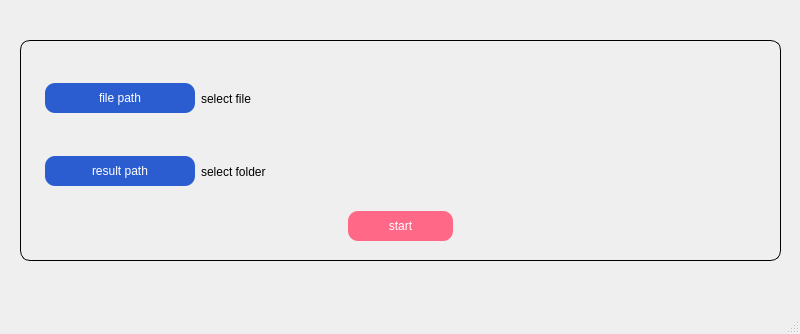
Before: the Qt Designer form src/app.ui in alireza-da/TraumaDetectionProject, drawn with Qt 5.
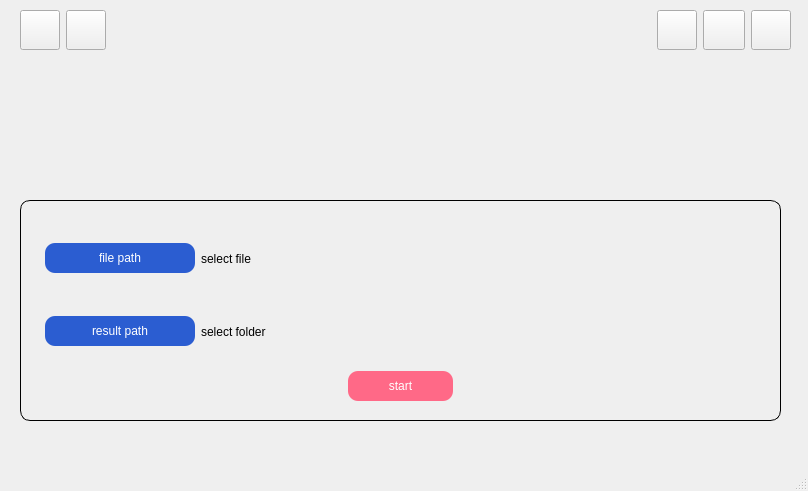
After: the same form once the commit is applied. Icons and pictures are not drawn.

```diff
--- a/src/app.ui
+++ b/src/app.ui
@@ -6,8 +6,8 @@
    <rect>
     <x>0</x>
     <y>0</y>
-    <width>800</width>
-    <height>334</height>
+    <width>808</width>
+    <height>491</height>
    </rect>
   </property>
   <property name="windowTitle">
@@ -25,7 +25,7 @@
     <property name="geometry">
      <rect>
       <x>20</x>
-      <y>40</y>
+      <y>200</y>
       <width>761</width>
       <height>221</height>
      </rect>
@@ -138,6 +138,113 @@
      </item>
     </layout>
    </widget>
+   <widget class="QWidget" name="horizontalLayoutWidget">
+    <property name="geometry">
+     <rect>
+      <x>20</x>
+      <y>10</y>
+      <width>771</width>
+      <height>41</height>
+     </rect>
+    </property>
+    <layout class="QHBoxLayout" name="horizontalLayout">
+     <item>
+      <layout class="QHBoxLayout" name="horizontalLayout_2">
+       <item>
+        <widget class="QPushButton" name="logo_home">
+         <property name="maximumSize">
+          <size>
+           <width>40</width>
+           <height>40</height>
+          </size>
+         </property>
+         <property name="styleSheet">
+          <string notr="true">background-image: url(&quot;src/assets/home.jpg&quot;);</string>
+         </property>
+         <property name="text">
+          <string/>
+         </property>
+        </widget>
+       </item>
+       <item>
+        <widget class="QPushButton" name="logo_history">
+         <property name="maximumSize">
+          <size>
+           <width>40</width>
+           <height>40</height>
+          </size>
+         </property>
+         <property name="styleSheet">
+          <string notr="true">background-image: url(&quot;src/assets/home.jpg&quot;);</string>
+         </property>
+         <property name="text">
+          <string/>
+         </property>
+        </widget>
+       </item>
+      </layout>
+     </item>
+     <item>
+      <widget class="QLabel" name="label">
+       <property name="text">
+        <string/>
+       </property>
+      </widget>
+     </item>
+     <item>
+      <layout class="QHBoxLayout" name="horizontalLayout_3">
+       <item>
+        <widget class="QPushButton" name="logo_email">
+         <property name="maximumSize">
+          <size>
+           <width>40</width>
+           <height>40</height>
+          </size>
+         </property>
+         <property name="styleSheet">
+          <string notr="true">background-image: url(&quot;src/assets/home.jpg&quot;);</string>
+         </property>
+         <property name="text">
+          <string/>
+         </property>
+        </widget>
+       </item>
+       <item>
+        <widget class="QPushButton" name="logo_help">
+         <property name="maximumSize">
+          <size>
+           <width>42</width>
+           <height>40</height>
+          </size>
+         </property>
+         <property name="styleSheet">
+          <string notr="true">background-image: url(&quot;src/assets/home.jpg&quot;);</string>
+         </property>
+         <property name="text">
+          <string/>
+         </property>
+        </widget>
+       </item>
+       <item>
+        <widget class="QPushButton" name="logo_back">
+         <property name="maximumSize">
+          <size>
+           <width>40</width>
+           <height>40</height>
+          </size>
+         </property>
+         <property name="styleSheet">
+          <string notr="true">background-image: url(&quot;src/assets/home.jpg&quot;);</string>
+         </property>
+         <property name="text">
+          <string/>
+         </property>
+        </widget>
+       </item>
+      </layout>
+     </item>
+    </layout>
+   </widget>
   </widget>
   <widget class="QMenuBar" name="menubar">
    <property name="geometry">
```
Left out of the diff: 6 changed lines with no effect on the pictures.
